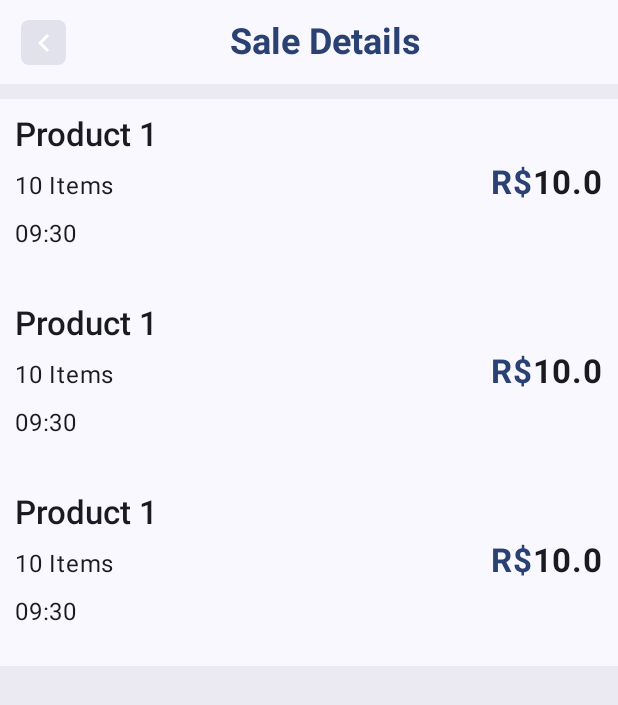
After one commit to aladinjunior/gestor, an Android app built with Jetpack Compose: the composable SaleDetailsScreen shown on its own in the app's theme, on a phone screen of 412 x 824 dp. The commit adds this screen. Shown: the top 705 px of the screen. Run offline under Robolectric (Android 15) with nearby library versions, the phone set to English and light mode, and no system bars.

Commit message:
Create sale details list item

```diff
--- a/app/src/main/java/com/aladinjunior/gestor/feature/sales/components/SaleDetails.kt
+++ b/app/src/main/java/com/aladinjunior/gestor/feature/sales/components/SaleDetails.kt
@@ -4,97 +4,107 @@ import androidx.compose.foundation.layout.Arrangement
 import androidx.compose.foundation.layout.Column
 import androidx.compose.foundation.layout.Row
 import androidx.compose.foundation.layout.Spacer
-import androidx.compose.foundation.layout.fillMaxSize
-import androidx.compose.foundation.layout.height
 import androidx.compose.foundation.layout.padding
 import androidx.compose.foundation.layout.size
-import androidx.compose.material.icons.Icons
-import androidx.compose.material.icons.filled.PointOfSale
+import androidx.compose.foundation.lazy.LazyColumn
+import androidx.compose.foundation.shape.RoundedCornerShape
 import androidx.compose.material3.Card
 import androidx.compose.material3.CardDefaults
-import androidx.compose.material3.FilledTonalIconButton
-import androidx.compose.material3.Icon
 import androidx.compose.material3.MaterialTheme
 import androidx.compose.material3.Text
 import androidx.compose.runtime.Composable
 import androidx.compose.ui.Alignment
 import androidx.compose.ui.Modifier
+import androidx.compose.ui.text.SpanStyle
+import androidx.compose.ui.text.buildAnnotatedString
+import androidx.compose.ui.text.font.FontWeight
+import androidx.compose.ui.text.withStyle
 import androidx.compose.ui.tooling.preview.Preview
 import androidx.compose.ui.unit.dp
-import com.aladinjunior.gestor.commom.components.DropDownArrow
+import androidx.compose.ui.unit.sp
+import com.aladinjunior.gestor.feature.sales.domain.model.Product
 import com.aladinjunior.gestor.ui.theme.GestorTheme
 
-val items = List(5) { "Item $it" }
 
+val product = Product(
+    0,
+    "Product 1",
+    10,
+    10.0
+)
 
 @Composable
 fun SaleDetails(
-
     modifier: Modifier = Modifier
 ) {
-
     Card(
-        modifier = modifier.height(150.dp),
+        shape = RoundedCornerShape(0f),
+        modifier = modifier,
         colors = CardDefaults.cardColors(
             containerColor = MaterialTheme.colorScheme.background
         )
     ) {
-
-        Row(
-            modifier = Modifier.fillMaxSize(),
-            verticalAlignment = Alignment.CenterVertically,
-            horizontalArrangement = Arrangement.spacedBy(14.dp)
-
-        ) {
-            FilledTonalIconButton(modifier = Modifier.padding(10.dp).size(60.dp),
-                onClick = { /*TODO*/ }) {
-                Icon(imageVector = Icons.Filled.PointOfSale, contentDescription = "Point of Sale")
+        LazyColumn {
+            items(3) {
+                SaleDetailsListItem(modifier = Modifier.padding(10.dp),product = product, hour = "09:30")
+                Spacer(modifier = Modifier.size(14.dp))
             }
-            Column(
-                verticalArrangement = Arrangement.spacedBy(8.dp)
-            ) {
-                Text(text = "R$ 100,00", style = MaterialTheme.typography.titleLarge)
-                Text(text = "User", style = MaterialTheme.typography.bodyLarge)
-                Text(text = "12:59", style = MaterialTheme.typography.bodyLarge.copy(
-                    color = MaterialTheme.colorScheme.onBackground.copy(alpha = 0.8f)
-                ))
-                Spacer(modifier = Modifier.size(12.dp))
-
-            }
-            Spacer(modifier = Modifier.weight(1f))
-            Text(
-                text = "Details", style = MaterialTheme.typography.titleMedium.copy(
-                    color = MaterialTheme.colorScheme.primary
-                ),
-                modifier = Modifier.padding(horizontal = 10.dp)
-            )
-
-
         }
     }
 }
 
+
 @Composable
-fun SaleDetailLabelRow(
-    label: String,
-    expanded: Boolean,
-    onArrowClick: () -> Unit,
+fun SaleDetailsListItem(
+    modifier: Modifier = Modifier,
+    product: Product,
+    hour: String
 ) {
-    Row {
-        Text(text = label, style = MaterialTheme.typography.titleLarge)
+
+    var amountText = "${product.amount} Item"
+    if (product.amount > 1) amountText = "${product.amount} Items"
+
+    Row(
+        modifier = modifier,
+        verticalAlignment = Alignment.CenterVertically
+    ) {
+        Column(
+            verticalArrangement = Arrangement.spacedBy(8.dp)
+        ) {
+            Text(text = product.productName, style = MaterialTheme.typography.titleLarge.copy(
+                fontWeight = FontWeight.SemiBold
+            ))
+            Text(text = amountText)
+            Text(text = hour)
+        }
         Spacer(modifier = Modifier.weight(1f))
-        DropDownArrow(expanded = expanded, onArrowClick = onArrowClick)
+        val styledValueText = buildAnnotatedString {
+            withStyle(style = SpanStyle(
+                fontWeight = FontWeight.Bold,
+                color = MaterialTheme.colorScheme.primary,
+                fontSize = 22.sp
+            )) {
+                append("R$")
+            }
+            withStyle(
+                style = SpanStyle(
+                    fontWeight = FontWeight.Bold,
+                    fontSize = 22.sp
+                )
+            ) {
+                append("${product.value}")
+            }
 
+        }
+        Text(text = styledValueText)
     }
+
 }
-
 
 @Preview
 @Composable
-private fun SaleCardPreview() {
+private fun SaleDetailsPreview() {
     GestorTheme {
-        SaleDetails(
-
-        )
+        SaleDetails()
     }
 }
--- a/app/src/main/java/com/aladinjunior/gestor/feature/sales/domain/model/Product.kt
+++ b/app/src/main/java/com/aladinjunior/gestor/feature/sales/domain/model/Product.kt
@@ -4,4 +4,5 @@ data class Product(
     val id: Long,
     val productName: String,
     val amount: Int,
+    val value: Double,
 )
--- /dev/null
+++ b/app/src/main/java/com/aladinjunior/gestor/feature/sales/presentation/SaleDetailsScreen.kt
@@ -0,0 +1,43 @@
+package com.aladinjunior.gestor.feature.sales.presentation
+
+import androidx.compose.foundation.background
+import androidx.compose.foundation.layout.Box
+import androidx.compose.foundation.layout.Column
+import androidx.compose.foundation.layout.fillMaxSize
+import androidx.compose.foundation.layout.padding
+import androidx.compose.material3.MaterialTheme
+import androidx.compose.runtime.Composable
+import androidx.compose.ui.Modifier
+import androidx.compose.ui.tooling.preview.Preview
+import androidx.compose.ui.unit.dp
+import com.aladinjunior.gestor.commom.components.GenericTopAppBar
+import com.aladinjunior.gestor.feature.sales.components.SaleDetails
+import com.aladinjunior.gestor.ui.theme.GestorTheme
+
+@Composable
+fun SaleDetailsScreen() {
+    Column {
+        GenericTopAppBar(modifier = Modifier.padding(start = 14.dp), onBackPressed = { /*TODO*/ }, currentScreenTitle = "Sale Details")
+        Box(
+            modifier = Modifier
+                .fillMaxSize()
+                .background(color = MaterialTheme.colorScheme.surfaceVariant.copy(alpha = 0.6f)),
+        ) {
+            SaleDetails(
+                modifier = Modifier.padding(vertical = 10.dp)
+            )
+        }
+
+    }
+}
+
+@Preview(showBackground = true)
+@Composable
+private fun SaleDetailsScreenPreview() {
+    GestorTheme {
+        Box(modifier = Modifier.fillMaxSize()) {
+            SaleDetailsScreen()
+
+        }
+    }
+}
```
Also changed, not shown: app/src/main/java/com/aladinjunior/gestor/feature/sales/components/SalesListItem.kt (added, +92 -0 lines), app/src/main/java/com/aladinjunior/gestor/feature/sales/presentation/SalesScreen.kt (+8 -6 lines).
